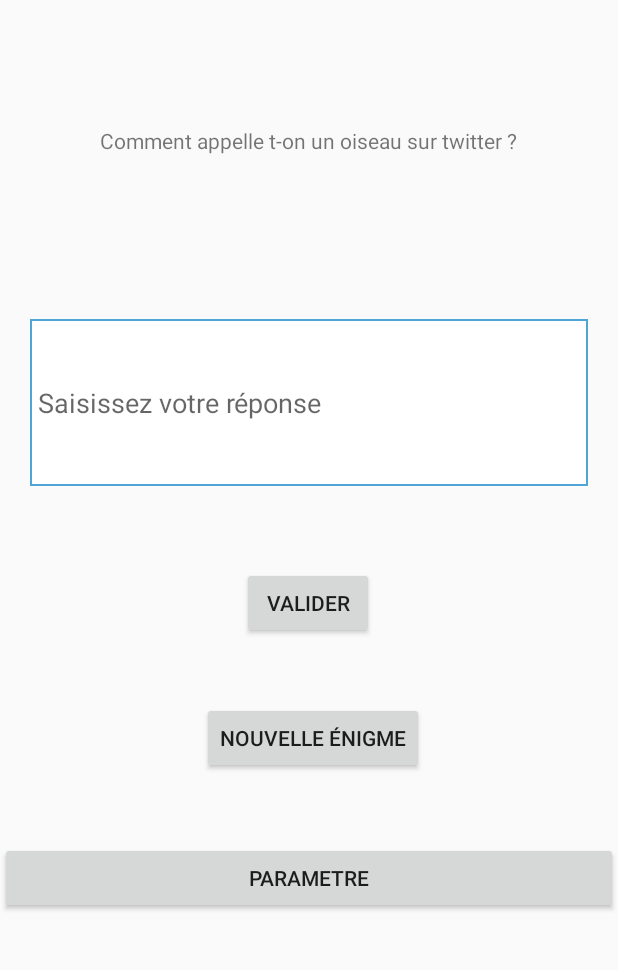
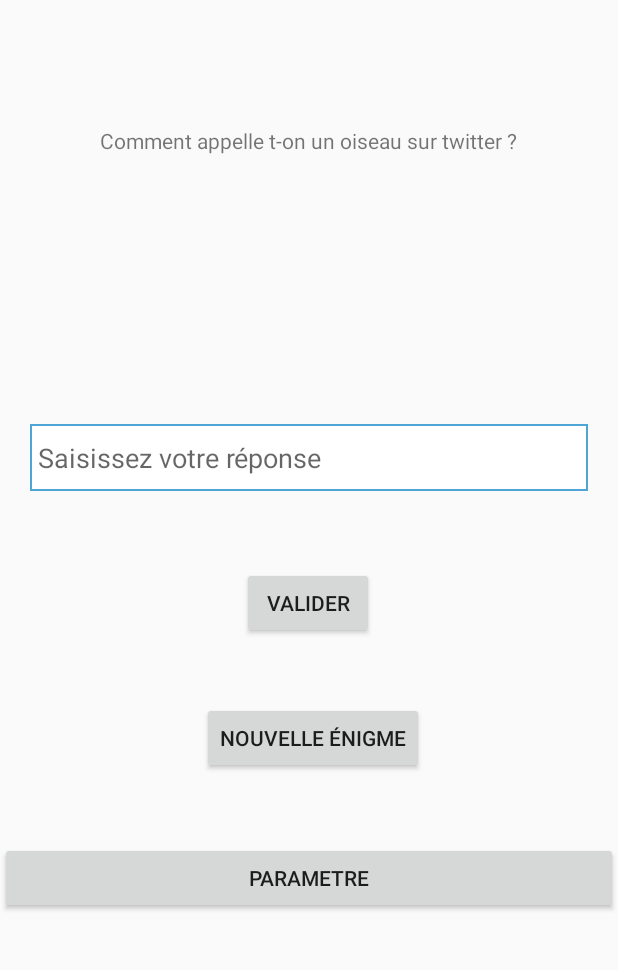
Before and after one commit to Dylage/EnigmaGame, an Android app: the screen it shows after launch (MainActivity), on a phone screen of 412 x 824 dp, the part 258-1228 px from its top. Run offline under Robolectric (Android 15) with nearby library versions, the phone set to English and light mode, and no system bars.

Commit message:
Réduction taille zone de texte

```diff
--- a/app/src/main/res/layout/activity_main.xml
+++ b/app/src/main/res/layout/activity_main.xml
@@ -44,16 +44,15 @@
     <EditText
         android:id="@+id/saisie"
         android:layout_width="match_parent"
-        android:layout_height="50pt"
-        tools:layout_editor_absoluteX="0dp"
+        android:layout_height="20pt"
+        android:layout_margin="20dp"
+        android:background="@drawable/back"
+        android:padding="5dp"
         app:layout_constraintBottom_toBottomOf="parent"
         app:layout_constraintLeft_toLeftOf="parent"
         app:layout_constraintRight_toRightOf="parent"
         app:layout_constraintTop_toTopOf="parent"
-        android:layout_margin="20dp"
-        android:padding="5dp"
-        android:background="@drawable/back"
-        tools:layout_editor_absoluteY="281dp" />
+        app:layout_constraintVertical_bias="0.554" />
 
     <Button
         android:id="@+id/bouton"
```
